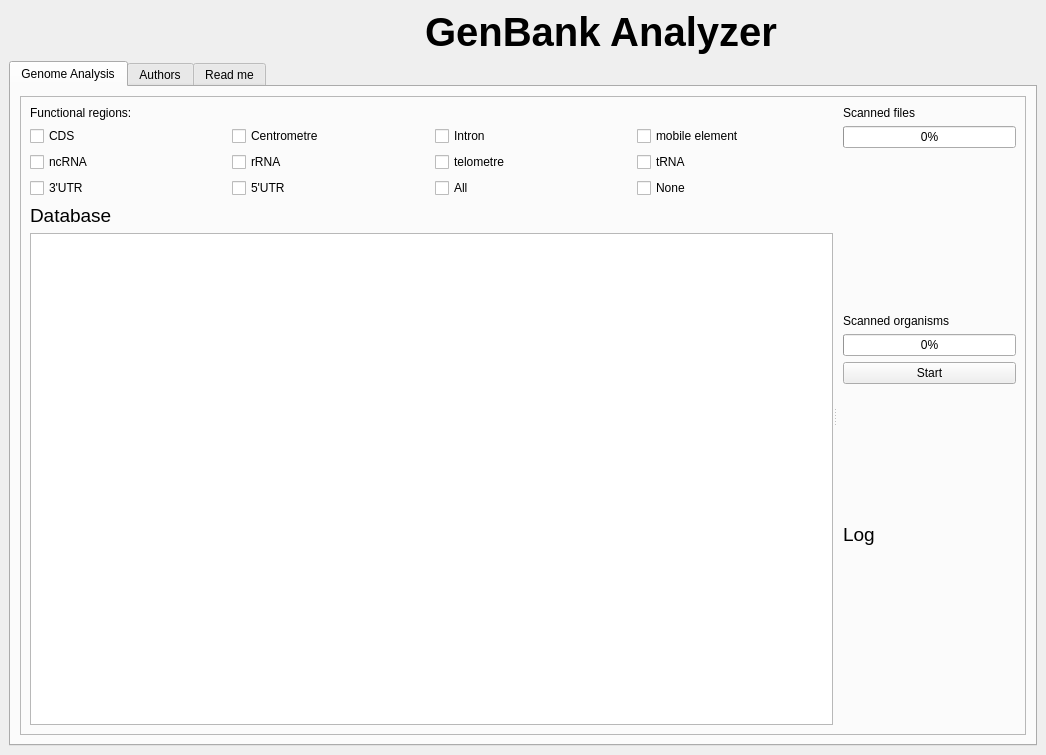
First picture: the form in src/app/application.ui, repository PotOfJam/ProjetAlgorithmesDuTexte, before the edit.
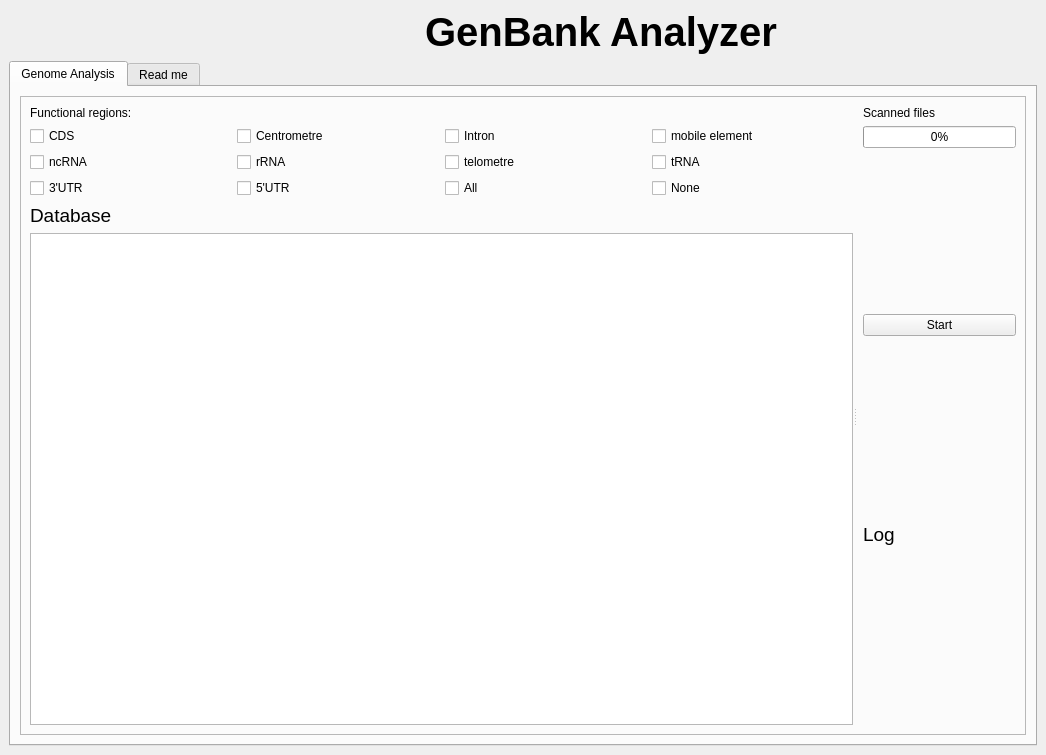
Second picture: the form after the edit. Icons and pictures are not drawn.

Diff of the .ui file:
```diff
--- a/src/app/application.ui
+++ b/src/app/application.ui
@@ -310,8 +310,10 @@
                  <item>
                   <widget class="QLabel" name="label_6">
                    <property name="text">
-                    <string>&lt;html&gt;&lt;head/&gt;&lt;body&gt;&lt;p&gt;&lt;span
-                                          style=&quot; font-size:14pt;&quot;&gt;Database&lt;/span&gt;&lt;/p&gt;&lt;/body&gt;&lt;/html&gt;</string>
+                                        <string>
+                                          &lt;html&gt;&lt;head/&gt;&lt;body&gt;&lt;p&gt;&lt;span
+                                          style=&quot;
+                                          font-size:14pt;&quot;&gt;Database&lt;/span&gt;&lt;/p&gt;&lt;/body&gt;&lt;/html&gt;</string>
                    </property>
                   </widget>
                  </item>
@@ -342,13 +344,13 @@
                  </item>
                  <item>
                   <layout class="QFormLayout" name="formLayout_4">
-                   <item row="0" column="1">
+                                      <!-- <item row="0" column="1">
                     <widget class="QLabel" name="label_8">
                      <property name="text">
                       <string>Scanned organisms</string>
                      </property>
                     </widget>
-                   </item>
+                                      </item> -->
                    <item row="2" column="1">
                     <widget class="QPushButton" name="pushButton">
                      <property name="text">
@@ -356,13 +358,13 @@
                      </property>
                     </widget>
                    </item>
-                   <item row="1" column="1">
-                    <widget class="QProgressBar" name="progressBar_2">
+                                      <!-- <item row="1" column="1">
+                                        <widget class="QProgressBar" name="organismProgressBar">
                      <property name="value">
                       <number>0</number>
                      </property>
                     </widget>
-                   </item>
+                                      </item> -->
                   </layout>
                  </item>
                  <item>
@@ -390,7 +392,7 @@
         </item>
        </layout>
       </widget>
-      <widget class="QWidget" name="author">
+            <!-- <widget class="QWidget" name="author">
        <attribute name="title">
         <string>Authors</string>
        </attribute>
@@ -564,7 +566,7 @@
          </item>
         </layout>
        </widget>
-      </widget>
+      </widget> -->
       <widget class="QWidget" name="tab">
        <attribute name="title">
         <string>Read me</string>
```
Left out of the diff: 30 changed lines with no effect on the pictures. Lines whose indentation alone changed are shown as unchanged.
